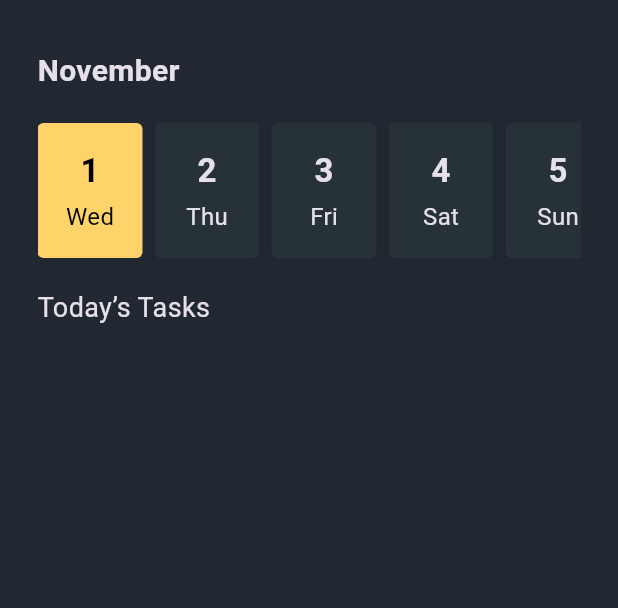
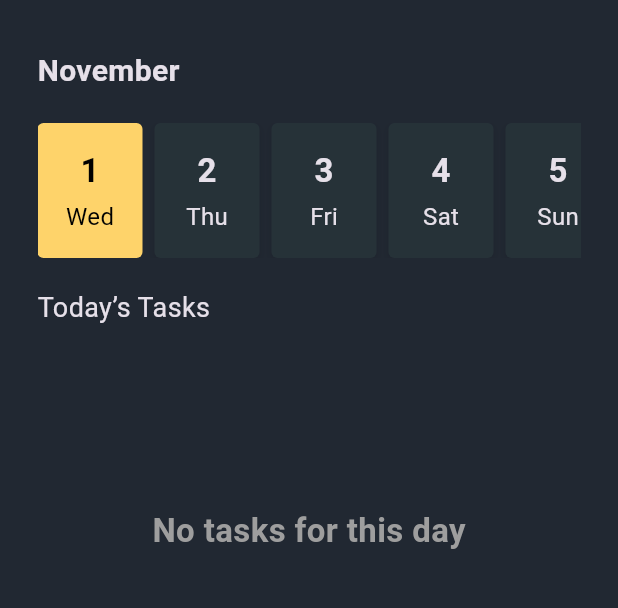
Before and after one commit to Mahmoud-Azmy/DayTask, a Flutter app: the screen it shows after launch, after a tap on an icon or button, on a phone screen of 412 x 824 dp, the part 168-776 px from its top. Run offline on Flutter 3.47's test engine with Material 3 defaults, Android fonts, the phone set to English and light mode, and no system bars; our stand-ins replace flutter_bloc, go_router, hive, hive_flutter; accounts and stored records are empty; Roboto replaces fonts that are missing (Pilat Extended).

Commit message:
Filter tasks for the current day

```diff
--- a/lib/core/models/task_model.dart
+++ b/lib/core/models/task_model.dart
@@ -9,16 +9,14 @@ class TaskModel extends HiveObject {
   @HiveField(1)
   String description;
   @HiveField(2)
-  final String date;
+  final int day;
   @HiveField(3)
   final String time;
 
-  TaskModel(
-      {required this.title,
-      required this.description,
-      required this.date,
-      required this.time});
-
-  // final DateTime date;
-  // final TimeOfDay time;
+  TaskModel({
+    required this.title,
+    required this.description,
+    required this.day,
+    required this.time,
+  });
 }
--- a/lib/features/home/presentation/manager/create_task_cubit/create_task_cubit.dart
+++ b/lib/features/home/presentation/manager/create_task_cubit/create_task_cubit.dart
@@ -21,7 +21,7 @@ class CreateTaskCubit extends Cubit<CreateTaskState> {
 
   DateTime selectedDate = DateTime.now();
   TimeOfDay selectedTime = TimeOfDay.now();
-  String selectedDay = '';
+  int selectedDay = 0;
 
   // Function to handle date picker
   Future<void> selectDate(BuildContext context) async {
@@ -35,7 +35,7 @@ class CreateTaskCubit extends Cubit<CreateTaskState> {
 
     if (picked != null && picked != selectedDate) {
       selectedDate = picked;
-      selectedDay = selectedDate.day.toString();
+      selectedDay = selectedDate.day;
       emit(CreateTaskDateSuccess());
     }
   }
--- a/lib/features/home/presentation/manager/get_tasks_cubit/get_tasks_cubit.dart
+++ b/lib/features/home/presentation/manager/get_tasks_cubit/get_tasks_cubit.dart
@@ -27,4 +27,9 @@ class GetTasksCubit extends Cubit<GetTasksState> {
       // filterTasksForSelectedDay();
     }
   }
+  int daysListIndex = -1;
+  void changeDaysListIndex(int index) {
+    daysListIndex = index;
+    emit(ChangeDaysListIndex());
+  }
 }
--- a/lib/features/home/presentation/manager/get_tasks_cubit/get_tasks_state.dart
+++ b/lib/features/home/presentation/manager/get_tasks_cubit/get_tasks_state.dart
@@ -4,6 +4,8 @@ part of 'get_tasks_cubit.dart';
 sealed class GetTasksState {}
 
 final class GetTasksInitial extends GetTasksState {}
+
+final class ChangeDaysListIndex extends GetTasksState {}
 
 final class GetTaskLoading extends GetTasksState {}
 
--- a/lib/features/home/presentation/views/widgets/create_new_task_body.dart
+++ b/lib/features/home/presentation/views/widgets/create_new_task_body.dart
@@ -94,10 +94,8 @@ class _CreateNewTaskBodyState extends State<CreateNewTaskBody> {
                                 TaskModel(
                                   title: taskTitle!,
                                   description: taskDetails!,
-                                  date:
-                                      BlocProvider.of<CreateTaskCubit>(context)
-                                          .selectedDay
-                                          .toString(),
+                                  day: BlocProvider.of<CreateTaskCubit>(context)
+                                      .selectedDay,
                                   time:
                                       BlocProvider.of<CreateTaskCubit>(context)
                                           .selectedTime
--- a/lib/features/home/presentation/views/widgets/days_list_view.dart
+++ b/lib/features/home/presentation/views/widgets/days_list_view.dart
@@ -29,6 +29,8 @@ class DaysListView extends StatelessWidget {
                 dayName: dayData[1],
                 onTap: () {
                   BlocProvider.of<GetTasksCubit>(context).setSelectedDay(index);
+                  BlocProvider.of<GetTasksCubit>(context)
+                      .changeDaysListIndex(index + 1);
                   BlocProvider.of<GetTasksCubit>(context).getTasks();
                 },
               );
--- a/lib/features/home/presentation/views/widgets/tasks_list_view.dart
+++ b/lib/features/home/presentation/views/widgets/tasks_list_view.dart
@@ -1,3 +1,4 @@
+import 'package:day_task/core/styles.dart';
 import 'package:day_task/features/home/presentation/manager/get_tasks_cubit/get_tasks_cubit.dart';
 import 'package:day_task/features/home/presentation/views/widgets/tasks_list_view_item.dart';
 import 'package:flutter/material.dart';
@@ -11,17 +12,52 @@ class TasksListView extends StatelessWidget {
     return BlocBuilder<GetTasksCubit, GetTasksState>(
       builder: (context, state) {
         if (state is GetTaskSuccess) {
+          final currentDayIndex =
+              BlocProvider.of<GetTasksCubit>(context).daysListIndex;
+
+          final filteredTasks =
+              state.tasks.where((task) => task.day == currentDayIndex).toList();
+          if (currentDayIndex == -1) {
+            return SliverList(
+              delegate: SliverChildBuilderDelegate(
+                (context, index) {
+                  return Padding(
+                    padding: const EdgeInsets.symmetric(vertical: 5),
+                    child: TasksListViewItem(
+                      taskModel: state.tasks[index],
+                    ),
+                  );
+                },
+                childCount: state.tasks.length,
+              ),
+            );
+          }
+
+          if (filteredTasks.isEmpty) {
+            return SliverToBoxAdapter(
+              child: Center(
+                child: Padding(
+                  padding: const EdgeInsets.only(top: 100),
+                  child: Text(
+                    'No tasks for this day',
+                    style: Styles.textStyle22.copyWith(color: Colors.grey),
+                  ),
+                ),
+              ),
+            );
+          }
+
           return SliverList(
             delegate: SliverChildBuilderDelegate(
               (context, index) {
                 return Padding(
                   padding: const EdgeInsets.symmetric(vertical: 5),
                   child: TasksListViewItem(
-                    taskModel: state.tasks[index],
+                    taskModel: filteredTasks[index],
                   ),
                 );
               },
-              childCount: state.tasks.length, // For 10 items + 9 separators
+              childCount: filteredTasks.length,
             ),
           );
         } else if (state is GetTaskFailure) {
@@ -31,6 +67,7 @@ class TasksListView extends StatelessWidget {
             ),
           );
         }
+
         return const SliverToBoxAdapter(
           child: Center(
             child: CircularProgressIndicator(),
--- a/lib/main.dart
+++ b/lib/main.dart
@@ -5,7 +5,6 @@ import 'package:day_task/core/my_bloc_observer.dart';
 import 'package:day_task/features/home/data/repos/home_repo_imp.dart';
 import 'package:day_task/features/home/presentation/manager/create_task_cubit/create_task_cubit.dart';
 import 'package:day_task/features/home/presentation/manager/get_tasks_cubit/get_tasks_cubit.dart';
-import 'package:device_preview/device_preview.dart';
 import 'package:flutter/material.dart';
 import 'package:flutter_bloc/flutter_bloc.dart';
 import 'package:hive_flutter/adapters.dart';
@@ -13,14 +12,22 @@ import 'package:hive_flutter/adapters.dart';
 void main() async {
   WidgetsFlutterBinding.ensureInitialized();
   Bloc.observer = MyBlocObserver();
+
+  // Initialize Hive and register adapter
   await Hive.initFlutter();
   Hive.registerAdapter(TaskModelAdapter());
-  await Hive.openBox<TaskModel>(kTaskBox);
 
-  runApp(DevicePreview(
-    enabled: false,
-    builder: (context) => const DayTask(),
-  ));
+  // Open box and store reference
+  final box = await Hive.openBox<TaskModel>(kTaskBox);
+
+  // Add error handling
+  FlutterError.onError = (details) {
+    FlutterError.presentError(details);
+    // Close Hive box on error
+    box.close();
+  };
+
+  runApp(const DayTask());
 }
 
 class DayTask extends StatelessWidget {
--- a/pubspec.yaml
+++ b/pubspec.yaml
@@ -10,7 +10,7 @@ environment:
 
 dependencies:
   cupertino_icons: ^1.0.8
-  device_preview: ^1.2.0
+
   flutter:
     sdk: flutter
   flutter_bloc: ^8.1.6
```
Also changed, not shown: lib/core/models/task_model.g.dart, pubspec.lock, 1 other file.
